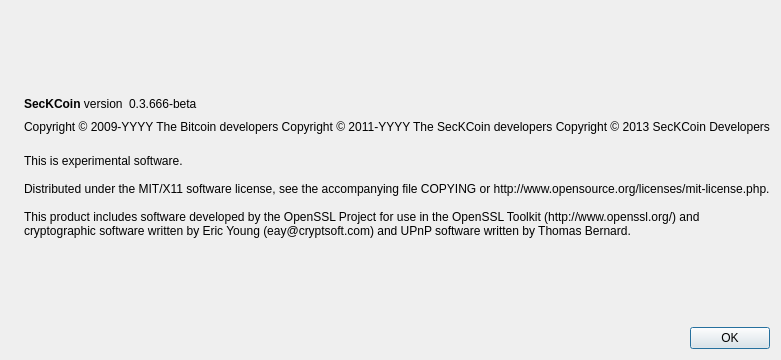
Above: source/src/qt/forms/aboutdialog.ui from SecKC/SecKCoin before the change. Below: the same form after it.
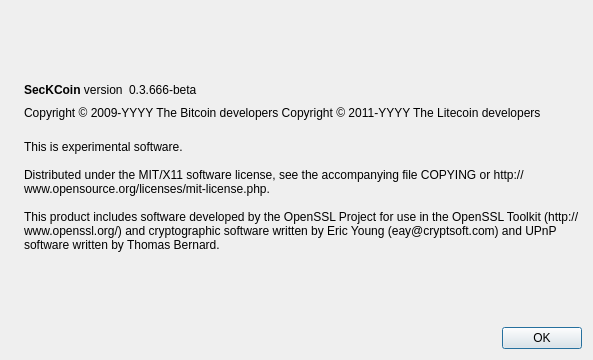
That is the form after the change. Icons and pictures are not drawn.

The edit to the form file:
```diff
--- a/source/src/qt/forms/aboutdialog.ui
+++ b/source/src/qt/forms/aboutdialog.ui
@@ -92,8 +92,7 @@
        </property>
        <property name="text">
         <string notr="true">Copyright &amp;copy; 2009-YYYY The Bitcoin developers
-Copyright &amp;copy; 2011-YYYY The SecKCoin developers
-Copyright &amp;copy; 2013 SecKCoin Developers</string>
+Copyright &amp;copy; 2011-YYYY The Litecoin developers</string>
        </property>
        <property name="textFormat">
         <enum>Qt::RichText</enum>
```
